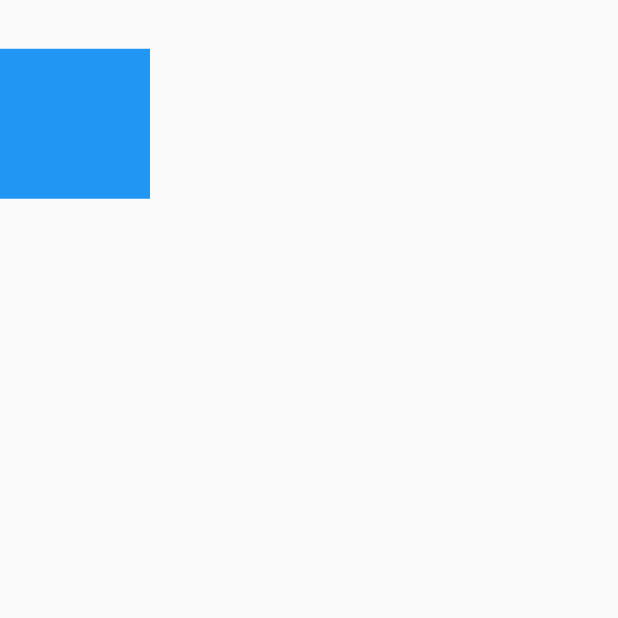
After one commit to qiangzengli/flutter_study, a Flutter app: the CustomSingleChildPage screen opened by its route, on a phone screen of 412 x 824 dp, the top half of it. The commit adds this screen. Run offline on Flutter 3.47's test engine with Material 2 defaults, Android fonts, the phone set to English and light mode, and no system bars.

Commit message:
✨ 添加自定义组件

```diff
--- a/lib/custom_layout/linear_layout.dart
+++ b/lib/custom_multi_child_layout/custom_multi_child_layout.dart
@@ -22,6 +22,5 @@ class LinearLayoutRenderObject extends RenderBox {
   @override
   void paint(PaintingContext context, Offset offset) {
     super.paint(context, offset);
-
   }
 }
--- /dev/null
+++ b/lib/custom_single_child_widget/custom_single_child_page.dart
@@ -0,0 +1,23 @@
+import 'package:flutter/material.dart';
+import 'package:flutter_study/custom_single_child_widget/custom_single_child_widget.dart';
+
+class CustomSingleChildPage extends StatefulWidget {
+  const CustomSingleChildPage({Key? key}) : super(key: key);
+
+  @override
+  _CustomSingleChildPageState createState() => _CustomSingleChildPageState();
+}
+
+class _CustomSingleChildPageState extends State<CustomSingleChildPage> {
+  @override
+  Widget build(BuildContext context) {
+    return Scaffold(
+        body: SafeArea(
+      child: Container(
+        child: CustomSingleChildWidget(
+          color: Colors.blue,
+        ),
+      ),
+    ));
+  }
+}
--- /dev/null
+++ b/lib/custom_single_child_widget/custom_single_child_widget.dart
@@ -0,0 +1,49 @@
+import 'package:flutter/material.dart';
+import 'package:flutter/rendering.dart';
+
+class CustomSingleChildWidget extends SingleChildRenderObjectWidget {
+  const CustomSingleChildWidget({
+    Key? key,
+    this.color = Colors.red,
+  }) : super(key: key);
+  final Color color;
+
+  @override
+  RenderObject createRenderObject(BuildContext context) {
+    return RenderCustomSingleChildWidget(color: color);
+  }
+}
+
+class RenderCustomSingleChildWidget extends RenderBox
+    with RenderObjectWithChildMixin<RenderBox> {
+  RenderCustomSingleChildWidget({required this.color});
+
+  final Color color;
+
+  @override
+  void paint(PaintingContext context, Offset offset) {
+    if (child == null) {
+      Paint _paint = Paint();
+      final canvas = context.canvas;
+      Rect rect = Rect.fromLTWH(0, 32.5, 100, 100);
+      // Rect.fromCenter(center: Offset(100, 100), width: 100, height: 100);
+      _paint.color = color;
+      canvas.drawRect(rect, _paint);
+    } else {
+      context.paintChild(child!, offset);
+    }
+  }
+
+  @override
+  void performLayout() {
+    final BoxConstraints constraints = this.constraints;
+    if (child == null) {
+      size = constraints.biggest;
+      return;
+    }
+    child!.layout(constraints, parentUsesSize: true);
+    final BoxParentData childParentData = child!.parentData as BoxParentData;
+    size = child!.size;
+    childParentData.offset = Offset.zero;
+  }
+}
--- a/lib/main.dart
+++ b/lib/main.dart
@@ -2,6 +2,7 @@ import 'package:flutter/material.dart';
 import 'package:flutter_study/animated_container.dart';
 import 'package:flutter_study/animation/animation_controller_page.dart';
 import 'package:flutter_study/column_page.dart';
+import 'package:flutter_study/custom_single_child_widget/custom_single_child_page.dart';
 import 'package:flutter_study/gesture/spring.dart';
 import 'package:flutter_study/stream_scroll_controller_page.dart';
 
@@ -16,6 +17,7 @@ final routes = {
   '/lifecycle_page': (_) => LifecyclePage(),
   '/stream_scroll_page': (_) => StreamScrollControllerPage(),
   '/column_page': (_) => ColumnPage(),
+  '/custom_single_child_page': (_) => CustomSingleChildPage(),
 };
 
 void main() {
```
